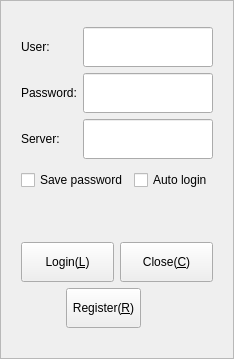
This is Widgets/DlgLogin/FrmLogin.ui in KangLin/RabbitIm as Qt 5 draws it before an edit. The edited form follows.
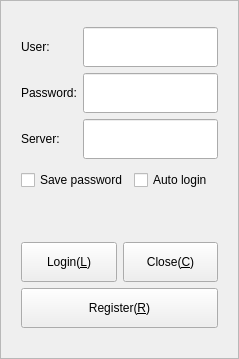
This is the edited form.

```diff
--- a/Widgets/DlgLogin/FrmLogin.ui
+++ b/Widgets/DlgLogin/FrmLogin.ui
@@ -6,7 +6,7 @@
    <rect>
     <x>0</x>
     <y>0</y>
-    <width>231</width>
+    <width>239</width>
     <height>359</height>
    </rect>
   </property>
@@ -25,7 +25,7 @@
   <property name="frameShadow">
    <enum>QFrame::Raised</enum>
   </property>
-  <layout class="QGridLayout" name="gridLayout_2">
+  <layout class="QGridLayout" name="gridLayout">
    <item row="0" column="0">
     <widget class="QWidget" name="widget" native="true">
      <property name="sizePolicy">
@@ -46,7 +46,7 @@
        <height>323</height>
       </size>
      </property>
-     <layout class="QGridLayout" name="gridLayout">
+     <layout class="QGridLayout" name="gridLayout_2">
       <item row="0" column="0">
        <widget class="QLabel" name="label_3">
         <property name="sizePolicy">
@@ -72,7 +72,7 @@
         </property>
        </widget>
       </item>
-      <item row="0" column="2">
+      <item row="0" column="1">
        <widget class="QLineEdit" name="lnUser">
         <property name="minimumSize">
          <size>
@@ -88,7 +88,7 @@
         </property>
        </widget>
       </item>
-      <item row="1" column="0" colspan="2">
+      <item row="1" column="0">
        <widget class="QLabel" name="label_2">
         <property name="sizePolicy">
          <sizepolicy hsizetype="Preferred" vsizetype="Fixed">
@@ -113,7 +113,7 @@
         </property>
        </widget>
       </item>
-      <item row="1" column="2">
+      <item row="1" column="1">
        <widget class="QLineEdit" name="lnPassword">
         <property name="minimumSize">
          <size>
@@ -157,7 +157,7 @@
         </property>
        </widget>
       </item>
-      <item row="2" column="2">
+      <item row="2" column="1">
        <widget class="QLineEdit" name="lnServer">
         <property name="minimumSize">
          <size>
@@ -173,7 +173,7 @@
         </property>
        </widget>
       </item>
-      <item row="3" column="0" colspan="3">
+      <item row="3" column="0" colspan="2">
        <layout class="QHBoxLayout" name="horizontalLayout_2">
         <item>
          <widget class="QCheckBox" name="chkSave">
@@ -227,7 +227,7 @@
         </item>
        </layout>
       </item>
-      <item row="4" column="0" colspan="3">
+      <item row="4" column="0" colspan="2">
        <widget class="QLabel" name="lbePrompt">
         <property name="enabled">
          <bool>true</bool>
@@ -258,7 +258,7 @@
         </property>
        </widget>
       </item>
-      <item row="5" column="0" colspan="3">
+      <item row="5" column="0" colspan="2">
        <layout class="QHBoxLayout" name="horizontalLayout">
         <item>
          <widget class="QPushButton" name="pbOk">
@@ -277,6 +277,12 @@
           <property name="text">
            <string>Login(&amp;L)</string>
           </property>
+          <property name="autoDefault">
+           <bool>true</bool>
+          </property>
+          <property name="default">
+           <bool>false</bool>
+          </property>
          </widget>
         </item>
         <item>
@@ -296,33 +302,45 @@
           <property name="text">
            <string>Close(&amp;C)</string>
           </property>
+          <property name="autoDefault">
+           <bool>true</bool>
+          </property>
+          <property name="default">
+           <bool>false</bool>
+          </property>
          </widget>
         </item>
        </layout>
       </item>
-      <item row="6" column="1" colspan="2">
+      <item row="6" column="0" colspan="2">
        <widget class="QPushButton" name="pbRegitster">
         <property name="sizePolicy">
-         <sizepolicy hsizetype="Fixed" vsizetype="Fixed">
+         <sizepolicy hsizetype="Preferred" vsizetype="Fixed">
           <horstretch>0</horstretch>
           <verstretch>0</verstretch>
          </sizepolicy>
         </property>
         <property name="minimumSize">
          <size>
-          <width>75</width>
+          <width>0</width>
           <height>40</height>
          </size>
         </property>
         <property name="maximumSize">
          <size>
-          <width>75</width>
+          <width>1677251</width>
           <height>40</height>
          </size>
         </property>
         <property name="text">
          <string>Register(&amp;R)</string>
         </property>
+        <property name="autoDefault">
+         <bool>true</bool>
+        </property>
+        <property name="default">
+         <bool>false</bool>
+        </property>
        </widget>
       </item>
      </layout>
```
